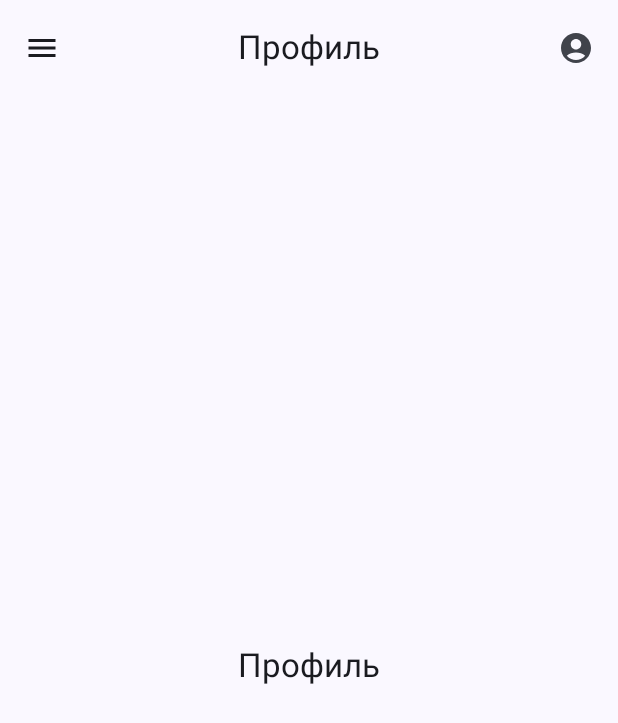
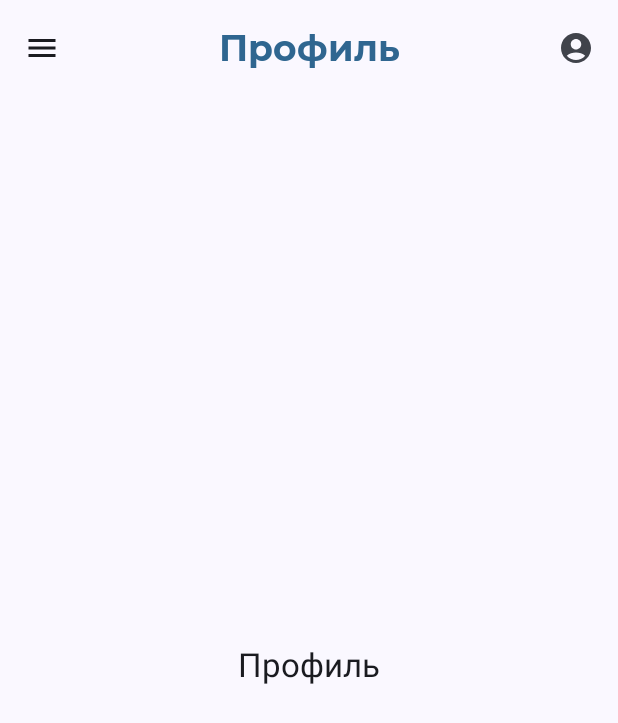
Before and after one commit to BBBtp/android-dz3, an Android app built with Jetpack Compose: the screen it shows after launch (MainActivity), after a tap on "Profile", on a phone screen of 412 x 824 dp. Shown: the top 723 px of the screen. Run offline under Robolectric (Android 15) with nearby library versions, the phone set to English and light mode, and no system bars.

Commit message:
Шрифты

```diff
--- a/app/src/main/java/com/example/andorid_dz3/MainActivity.kt
+++ b/app/src/main/java/com/example/andorid_dz3/MainActivity.kt
@@ -17,11 +17,13 @@ import androidx.compose.runtime.*
 import androidx.compose.ui.Alignment
 import androidx.compose.ui.Modifier
 import androidx.compose.ui.graphics.Color
+import androidx.compose.ui.res.colorResource
 import androidx.compose.ui.text.font.Font
 import androidx.compose.ui.text.font.FontFamily
 import androidx.compose.ui.text.font.FontWeight
 import androidx.compose.ui.text.style.TextAlign
 import androidx.compose.ui.unit.dp
+import androidx.compose.ui.unit.sp
 import androidx.navigation.NavController
 import androidx.navigation.compose.NavHost
 import androidx.navigation.compose.composable
@@ -81,7 +83,12 @@ fun MainScreen() {
                     title = {
                         Text(
                             text = routeTitle,
-                            style = MaterialTheme.typography.titleLarge,
+                            style = androidx.compose.ui.text.TextStyle(
+                                fontFamily = Montserrat,
+                                fontWeight = FontWeight.Bold,
+                                fontSize = 24.sp,
+                                color = colorResource(id = R.color.light_text_primary)
+                            ),
                             modifier = Modifier.fillMaxWidth(),
                             textAlign = TextAlign.Center
                         )
--- a/app/src/main/java/com/example/andorid_dz3/homescreen/AboutAppointment.kt
+++ b/app/src/main/java/com/example/andorid_dz3/homescreen/AboutAppointment.kt
@@ -12,10 +12,15 @@ import androidx.compose.ui.Alignment
 import androidx.compose.ui.Modifier
 import androidx.compose.ui.draw.clip
 import androidx.compose.ui.layout.ContentScale
+import androidx.compose.ui.res.colorResource
+import androidx.compose.ui.text.font.FontWeight
 import androidx.compose.ui.unit.dp
+import androidx.compose.ui.unit.sp
 import androidx.lifecycle.viewmodel.compose.viewModel
 import androidx.navigation.NavController
 import coil.compose.rememberAsyncImagePainter
+import com.example.andorid_dz3.Montserrat
+import com.example.andorid_dz3.R
 import com.example.andorid_dz3.models.Appointment
 import com.example.andorid_dz3.repository.ClinicRepository
 
@@ -52,7 +57,12 @@ fun AboutAppointmentScreen(
         ) {
             Text(
                 text = "Информация о записи",
-                style = MaterialTheme.typography.headlineLarge,
+                style = androidx.compose.ui.text.TextStyle(
+                    fontFamily = Montserrat,
+                    fontWeight = FontWeight.Bold,
+                    fontSize = 18.sp,
+                    color = colorResource(id = R.color.light_text_primary)
+                ),
                 modifier = Modifier.padding(bottom = 16.dp)
             )
 
@@ -68,41 +78,74 @@ fun AboutAppointmentScreen(
                 )
                 Spacer(modifier = Modifier.width(16.dp))
                 Column {
-                    Text(text = appointment.doctor.fullName, style = MaterialTheme.typography.bodyLarge)
-                    Text(text = appointment.doctor.specialty, style = MaterialTheme.typography.bodyMedium)
+                    Text(text = appointment.doctor.fullName, style = androidx.compose.ui.text.TextStyle(
+                        fontFamily = Montserrat,
+                        fontWeight = FontWeight.Bold,
+                        fontSize = 18.sp,
+                        color = colorResource(id = R.color.light_text_primary)
+                    ),)
+                    Text(text = appointment.doctor.specialty, style = androidx.compose.ui.text.TextStyle(
+                        fontFamily = Montserrat,
+                        fontWeight = FontWeight.Bold,
+                        fontSize = 18.sp,
+                        color = colorResource(id = R.color.light_text_primary)
+                    ),)
                 }
             }
 
             Spacer(modifier = Modifier.height(16.dp))
 
             // Дата и время записи
-            Text(text = "Дата: ${appointment.date}", style = MaterialTheme.typography.bodyLarge)
-            Text(text = "Время: ${appointment.timeRange}", style = MaterialTheme.typography.bodyMedium)
+            Text(text = "Дата: ${appointment.date}", style = androidx.compose.ui.text.TextStyle(
+                fontFamily = Montserrat,
+                fontWeight = FontWeight.Bold,
+                fontSize = 18.sp,
+                color = colorResource(id = R.color.light_text_primary)
+            ),)
+            Text(text = "Время: ${appointment.timeRange}", style = androidx.compose.ui.text.TextStyle(
+                fontFamily = Montserrat,
+                fontWeight = FontWeight.Bold,
+                fontSize = 18.sp,
+                color = colorResource(id = R.color.light_text_primary)
+            ),)
 
             Spacer(modifier = Modifier.height(16.dp))
 
-            // Дополнительные данные (например, комментарии, описание)
-            Text(text = "Комментарий: Нет комментария", style = MaterialTheme.typography.bodyMedium)
+            Text(text = "Комментарий: Нет комментария", style = androidx.compose.ui.text.TextStyle(
+                fontFamily = Montserrat,
+                fontWeight = FontWeight.Normal,
+                fontSize = 18.sp,
+                color = colorResource(id = R.color.light_text_primary)
+            ),)
 
             Spacer(modifier = Modifier.height(16.dp))
-
-            // Кнопка для возврата
             Button(
                 onClick = { navController.popBackStack() },
                 modifier = Modifier.fillMaxWidth()
             ) {
-                Text("Назад")
+                Text(text = "Назад",
+                    style = androidx.compose.ui.text.TextStyle(
+                    fontFamily = Montserrat,
+                    fontWeight = FontWeight.Normal,
+                    fontSize = 16.sp,
+                    color = colorResource(id = R.color.light_bg_primary)
+                ),
+                )
             }
         }
     } else {
-        // Случай, когда данных нет (например, ошибка)
         Box(
             modifier = Modifier.fillMaxSize(),
             contentAlignment = Alignment.Center
         ) {
             Text(
                 text = "Запись не найдена",
-                style = MaterialTheme.typography.bodyLarge,
+                style = androidx.compose.ui.text.TextStyle(
+                    fontFamily = Montserrat,
+                    fontWeight = FontWeight.Bold,
+                    fontSize = 18.sp,
+                    color = colorResource(id = R.color.light_text_primary)
+                ),
                 color = MaterialTheme.colorScheme.error
             )
         }
--- a/app/src/main/java/com/example/andorid_dz3/homescreen/HomeScreen.kt
+++ b/app/src/main/java/com/example/andorid_dz3/homescreen/HomeScreen.kt
@@ -168,20 +168,36 @@ fun HomeScreen(
         Spacer(modifier = Modifier.height(26.dp))
         Text(
             text = "Ваши записи",
-            style = MaterialTheme.typography.titleMedium,
+            style = androidx.compose.ui.text.TextStyle(
+                fontFamily = Montserrat,
+                fontWeight = FontWeight.Bold,
+                fontSize = 18.sp,
+                color = colorResource(id = R.color.light_text_primary)
+            ),
             modifier = Modifier.padding(start = 8.dp)
         )
         RecordCardsBlock(appointments, isLoading, navController)
         Spacer(modifier = Modifier.height(26.dp))
         Text(
             text = "Выбери доктора",
-            style = MaterialTheme.typography.titleMedium,
+            style = androidx.compose.ui.text.TextStyle(
+                fontFamily = Montserrat,
+                fontWeight = FontWeight.Bold,
+                fontSize = 18.sp,
+                color = colorResource(id = R.color.light_text_primary)
+            ),
             modifier = Modifier.padding(start = 8.dp)
         )
         DoctorSelectionBlock(doctors, services, isLoading)
         Spacer(modifier = Modifier.height(26.dp))
         Text(
             text = "Ваши поликлиники",
+            style = androidx.compose.ui.text.TextStyle(
+                fontFamily = Montserrat,
+                fontWeight = FontWeight.Bold,
+                fontSize = 18.sp,
+                color = colorResource(id = R.color.light_text_primary)
+            ),
             modifier = Modifier.padding(start = 8.dp)
         )
         ClinicsBlock(clinics, isLoading)
@@ -207,25 +223,29 @@ fun UserInfoBlock() {
             )
 
             Row() {
-                Text(text = "Москва", style = androidx.compose.ui.text.TextStyle(
+                Text(
+                    text = "Москва", style = androidx.compose.ui.text.TextStyle(
                         fontFamily = Montserrat,
                         fontWeight = FontWeight.SemiBold,
                         fontSize = 12.sp,
                         color = colorResource(id = R.color.light_text_primary)
-                ))
+                    )
+                )
                 Text(text = " ", style = MaterialTheme.typography.bodySmall)
-                Text(text = "35 лет", style = androidx.compose.ui.text.TextStyle(
+                Text(
+                    text = "35 лет", style = androidx.compose.ui.text.TextStyle(
                         fontFamily = Montserrat,
                         fontWeight = FontWeight.SemiBold,
                         fontSize = 12.sp,
                         color = colorResource(id = R.color.light_text_primary)
-                ))
+                    )
+                )
             }
         }
         Icon(
             imageVector = Icons.Default.Face,
             contentDescription = "Avatar",
-            tint = MaterialTheme.colorScheme.primary,
+            tint = colorResource(id = R.color.light_text_primary),
             modifier = Modifier.size(48.dp)
         )
     }
@@ -287,17 +307,41 @@ fun RecordCard(appointment: Appointment, navController: NavController) {
                 Column {
                     Text(
                         text = appointment.doctor.fullName,
-                        style = MaterialTheme.typography.bodyMedium
+                        style = androidx.compose.ui.text.TextStyle(
+                            fontFamily = Montserrat,
+                            fontWeight = FontWeight.Bold,
+                            fontSize = 18.sp,
+                            color = colorResource(id = R.color.light_text_primary)
+                        )
                     )
                     Text(
                         text = appointment.doctor.specialty,
-                        style = MaterialTheme.typography.bodySmall
+                        style = androidx.compose.ui.text.TextStyle(
+                            fontFamily = Montserrat,
+                            fontWeight = FontWeight.Light,
+                            fontSize = 12.sp,
+                            color = colorResource(id = R.color.light_text_primary)
+                        )
                     )
                 }
             }
             Column(horizontalAlignment = Alignment.End) {
-                Text(text = appointment.date, style = MaterialTheme.typography.bodyMedium)
-                Text(text = appointment.timeRange, style = MaterialTheme.typography.bodySmall)
+                Text(
+                    text = appointment.date, style = androidx.compose.ui.text.TextStyle(
+                        fontFamily = Montserrat,
+                        fontWeight = FontWeight.SemiBold,
+                        fontSize = 14.sp,
+                        color = colorResource(id = R.color.light_text_primary)
+                    )
+                )
+                Text(
+                    text = appointment.timeRange, style = androidx.compose.ui.text.TextStyle(
+                        fontFamily = Montserrat,
+                        fontWeight = FontWeight.Light,
+                        fontSize = 12.sp,
+                        color = colorResource(id = R.color.light_text_primary)
+                    )
+                )
             }
         }
     }
@@ -363,7 +407,14 @@ fun SpecialityChip(name: String, icon: Int) {
                 modifier = Modifier.size(20.dp)
             )
             Spacer(modifier = Modifier.width(4.dp))
-            Text(text = name, style = MaterialTheme.typography.bodyMedium)
+            Text(
+                text = name, style = androidx.compose.ui.text.TextStyle(
+                    fontFamily = Montserrat,
+                    fontWeight = FontWeight.SemiBold,
+                    fontSize = 14.sp,
+                    color = colorResource(id = R.color.light_text_primary)
+                )
+            )
         }
     }
 }
@@ -395,13 +446,26 @@ fun DoctorCard(doctor: Doctor) {
                 contentScale = ContentScale.Crop,
             )
             Spacer(Modifier.width(8.dp))
-            Column {
-                Text(text = doctor.fullName, style = MaterialTheme.typography.bodyMedium)
-                Text(text = doctor.specialty, style = MaterialTheme.typography.bodySmall)
+            Column(modifier = Modifier.weight(1f)) {
+                Text(
+                    text = doctor.fullName, style = androidx.compose.ui.text.TextStyle(
+                        fontFamily = Montserrat,
+                        fontWeight = FontWeight.Bold,
+                        fontSize = 18.sp,
+                        color = colorResource(id = R.color.light_text_primary)
+                    )
+                )
+                Text(
+                    text = doctor.specialty, style = androidx.compose.ui.text.TextStyle(
+                        fontFamily = Montserrat,
+                        fontWeight = FontWeight.SemiBold,
+                        fontSize = 12.sp,
+                        color = colorResource(id = R.color.light_text_primary)
+                    )
+                )
             }
-            Spacer(Modifier.width(150.dp))
             IconButton(onClick = {}) {
-                Icon(imageVector = Icons.Default.MailOutline, contentDescription = "Message")
+                Icon(imageVector = Icons.Default.MailOutline, contentDescription = "Message", tint = colorResource(id = R.color.light_text_primary))
             }
         }
     }
@@ -435,7 +499,7 @@ fun ClinicCard(clinic: Clinic) {
             containerColor = colorResource(id = R.color.light_bg_secondary)
         ),
         modifier = Modifier
-            .size(width = 240.dp, height = 120.dp),
+            .size(width = 290.dp, height = 152.dp)
     ) {
         Column(
             modifier = Modifier
@@ -449,27 +513,60 @@ fun ClinicCard(clinic: Clinic) {
                     modifier = Modifier
                         .size(40.dp)
                         .clip(CircleShape),
-                    contentScale = ContentScale.Crop,
+                    contentScale = ContentScale.Crop
                 )
                 Spacer(modifier = Modifier.width(8.dp))
                 Column {
                     Text(
                         text = clinic.name,
-                        style = MaterialTheme.typography.bodyMedium,
+                        style = androidx.compose.ui.text.TextStyle(
+                            fontFamily = Montserrat,
+                            fontWeight = FontWeight.Bold,
+                            fontSize = 18.sp,
+                            color = colorResource(id = R.color.light_text_primary)
+                        ),
                         maxLines = 1,
                         overflow = TextOverflow.Ellipsis
                     )
                     Text(
                         text = clinic.city,
-                        style = MaterialTheme.typography.bodySmall,
+                        style = androidx.compose.ui.text.TextStyle(
+                            fontFamily = Montserrat,
+                            fontWeight = FontWeight.Light,
+                            fontSize = 12.sp,
+                            color = colorResource(id = R.color.light_text_primary)
+                        ),
+                        maxLines = 3,
+                        overflow = TextOverflow.Ellipsis
+                    )
+                    Spacer(Modifier.width(10.dp))
+                    Row(verticalAlignment = Alignment.CenterVertically) {
+                        Icon(
+                            painter = painterResource(id = R.drawable.metro),
+                            contentDescription = "Metro",
+                            tint = Color.Red,
+                            modifier = Modifier.size(17.dp)
+                        )
+                        Spacer(Modifier.width(2.dp))
+                        Text(
+                            text = clinic.metro,
+                            style = androidx.compose.ui.text.TextStyle(
+                                fontFamily = Montserrat,
+                                fontWeight = FontWeight.Light,
+                                fontSize = 12.sp,
+                                color = colorResource(id = R.color.light_text_primary)
+                            ),
                             maxLines = 1,
                             overflow = TextOverflow.Ellipsis
                         )
                     }
                 }
-            Spacer(modifier = Modifier.height(8.dp))
+            }
+
+            Spacer(modifier = Modifier.height(20.dp))
+
             Row(
-                horizontalArrangement = Arrangement.SpaceBetween,
+                horizontalArrangement = Arrangement.SpaceBetween, // Распределяет элементы по краям
                 modifier = Modifier.fillMaxWidth()
             ) {
                 Row {
@@ -477,12 +574,16 @@ fun ClinicCard(clinic: Clinic) {
                         Icon(
                             imageVector = Icons.Default.Star,
                             contentDescription = "Rating",
-                            tint = MaterialTheme.colorScheme.primary
+                            tint = colorResource(id = R.color.light_text_primary)
                         )
                     }
                 }
-                IconButton(onClick = {}) {
-                    Icon(imageVector = Icons.Default.Info, contentDescription = "Message")
+                IconButton(onClick = { /* действие при клике */ }) {
+                    Icon(
+                        imageVector = Icons.Default.Info,
+                        contentDescription = "Info",
+                        tint = colorResource(id = R.color.light_text_primary)
+                    )
                 }
             }
         }
```
Lines whose indentation alone changed are shown as unchanged.
